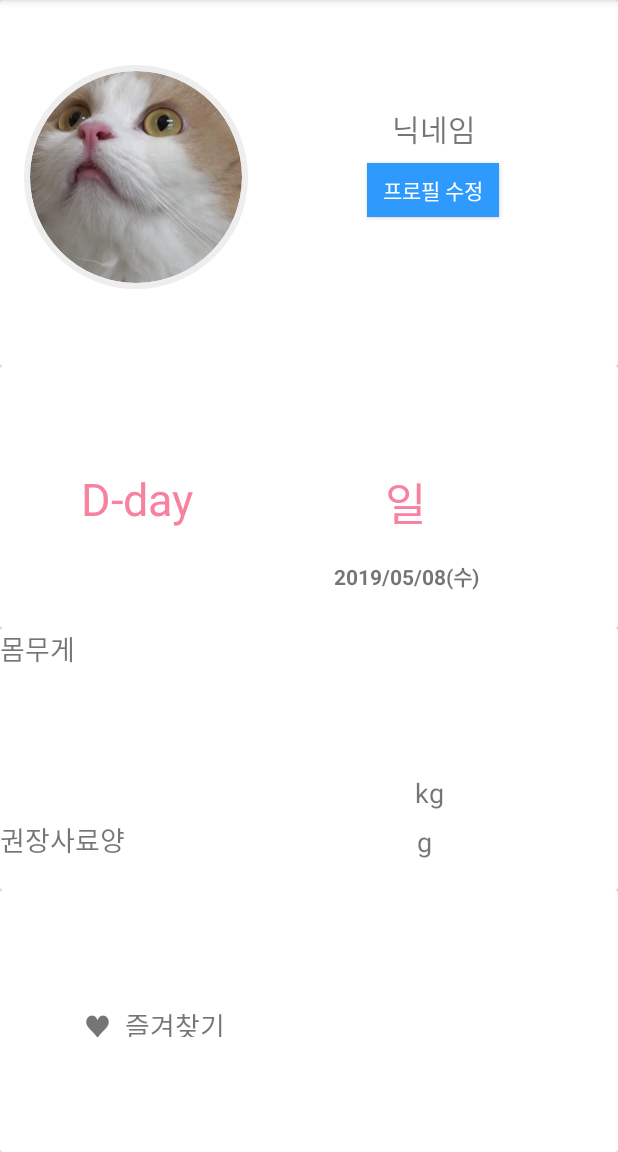
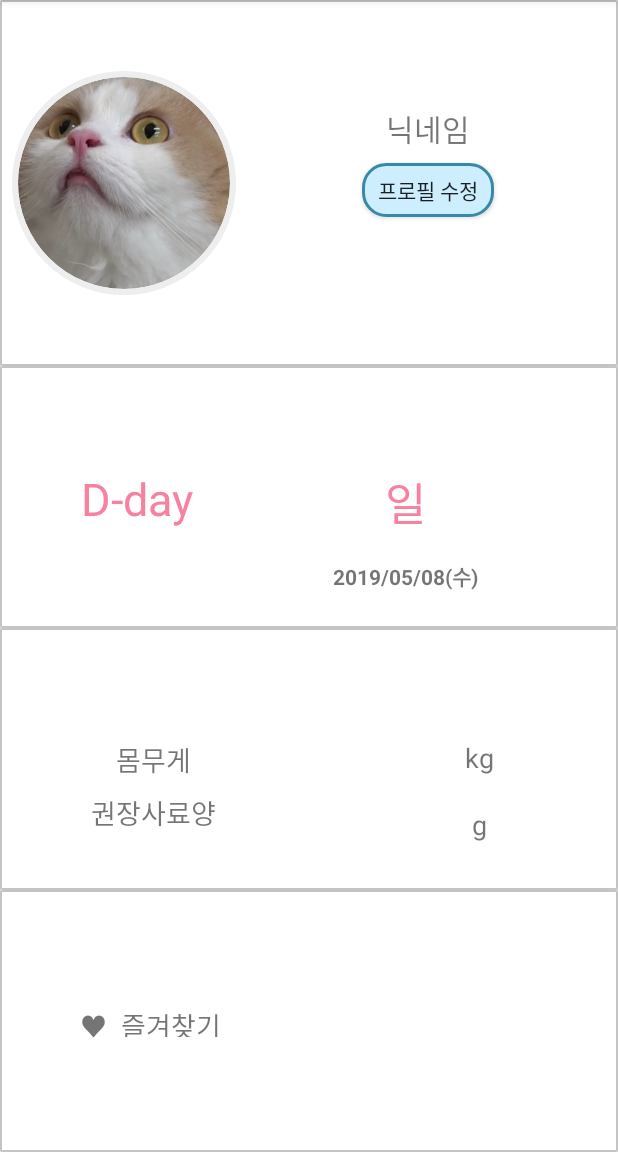
Before and after one commit to susanso/android_studio, an Android app: the Profile screen opened directly, with no data from a screen before it, on a phone screen of 412 x 824 dp, the part 84-1236 px from its top. Run offline under Robolectric (Android 15) with nearby library versions, the phone set to English and light mode, and no system bars; plain views replace CircularImageView.

Commit message:
#2 레이아웃용 xml파일 작성 및 메인파일과 합침

```diff
--- /dev/null
+++ b/AutoFeeder/app/src/main/res/drawable/button_layout.xml
@@ -0,0 +1,20 @@
+<?xml version="1.0" encoding="utf-8"?>
+<shape xmlns:android="http://schemas.android.com/apk/res/android" android:shape="rectangle"
+ android:layout_height="wrap_content" android:layout_width="wrap_content">
+    <corners
+            android:radius="15dp"
+    />
+    <solid
+            android:color="#CCEEFF"
+    />
+    <padding
+            android:left="0dp"
+            android:top="0dp"
+            android:right="0dp"
+            android:bottom="0dp"
+    />
+    <stroke
+            android:width="2dp"
+            android:color="#368AA8"
+    />
+</shape>
--- /dev/null
+++ b/AutoFeeder/app/src/main/res/drawable/cardview_layout.xml
@@ -0,0 +1,10 @@
+<?xml version="1.0" encoding="utf-8"?>
+<shape xmlns:android="http://schemas.android.com/apk/res/android" android:shape="rectangle">
+    <solid
+            android:color="#ffffff"
+    />
+    <stroke
+            android:width="1dp"
+            android:color="#c4c4c4"
+    />
+</shape>
--- a/AutoFeeder/app/src/main/res/layout/activity_profile.xml
+++ b/AutoFeeder/app/src/main/res/layout/activity_profile.xml
@@ -13,13 +13,14 @@
             android:layout_weight="1.4">
 
         <android.support.constraint.ConstraintLayout
+                android:background="@drawable/cardview_layout"
                 android:layout_width="match_parent"
                 android:layout_height="match_parent">
 
             <com.mikhaellopez.circularimageview.CircularImageView
                     android:layout_width="149dp"
                     android:layout_height="0dp"
-                    android:layout_marginStart="16dp"
+                    android:layout_marginStart="8dp"
                     android:layout_marginBottom="8dp"
                     android:src="@drawable/dd"
                     app:civ_border_color="#EEEEEE"
@@ -31,17 +32,17 @@
                     app:layout_constraintStart_toStartOf="parent"
                     app:layout_constraintTop_toTopOf="parent" android:id="@+id/profile" android:layout_marginEnd="8dp"
                     app:layout_constraintEnd_toEndOf="parent" app:layout_constraintHorizontal_bias="0.0"
-                    app:layout_constraintVertical_bias="1.0"/>
+                    app:layout_constraintVertical_bias="1.0" android:layout_marginTop="8dp"/>
             <Button
                     android:text="프로필 수정"
                     android:layout_width="wrap_content"
                     android:layout_height="36dp"
                     android:id="@+id/profileEdit"
-                    android:textColor="@android:color/background_light" android:background="#2E9AFE"
-                    android:layout_marginEnd="8dp" app:layout_constraintEnd_toEndOf="parent"
+                    android:background="@drawable/button_layout"
+                    android:layout_marginEnd="8dp" app:layout_constraintEnd_toEndOf="@+id/name"
                     android:layout_marginTop="8dp"
-                    app:layout_constraintTop_toBottomOf="@+id/name" app:layout_constraintStart_toEndOf="@+id/profile"
-                    android:layout_marginStart="8dp"/>
+                    app:layout_constraintTop_toBottomOf="@+id/name"
+                    app:layout_constraintStart_toStartOf="@+id/name" android:layout_marginStart="8dp"/>
             <TextView
                     android:text="닉네임"
                     android:textSize="20dp"
@@ -64,6 +65,7 @@
     >
 
         <android.support.constraint.ConstraintLayout
+                android:background="@drawable/cardview_layout"
                 android:layout_width="match_parent"
                 android:layout_height="match_parent">
 
@@ -96,9 +98,10 @@
                     android:layout_height="wrap_content"
                     android:id="@+id/date"
                     app:layout_constraintBottom_toBottomOf="parent" android:layout_marginEnd="8dp"
-                    app:layout_constraintEnd_toEndOf="parent" app:layout_constraintTop_toBottomOf="@+id/day"
-                    app:layout_constraintVertical_bias="0.407" app:layout_constraintStart_toEndOf="@+id/textView11"
-                    android:layout_marginStart="8dp" app:layout_constraintHorizontal_bias="0.502"/>
+                    app:layout_constraintEnd_toEndOf="@+id/day" app:layout_constraintTop_toBottomOf="@+id/day"
+                    app:layout_constraintVertical_bias="0.407"
+                    app:layout_constraintHorizontal_bias="0.502"
+                    app:layout_constraintStart_toStartOf="@+id/day" android:layout_marginStart="8dp"/>
         </android.support.constraint.ConstraintLayout>
 
     </android.support.v7.widget.CardView>
@@ -108,6 +111,7 @@
             android:layout_height="0dp"
             android:layout_weight="1">
         <android.support.constraint.ConstraintLayout
+                android:background="@drawable/cardview_layout"
                 android:layout_width="match_parent"
                 android:layout_height="match_parent">
 
@@ -116,33 +120,39 @@
                     android:textSize="18dp"
                     android:layout_width="wrap_content"
                     android:layout_height="wrap_content" android:id="@+id/textView5"
-                    tools:layout_editor_absoluteY="39dp" tools:layout_editor_absoluteX="77dp"/>
+                    android:layout_marginTop="8dp"
+                    app:layout_constraintTop_toTopOf="parent" android:layout_marginStart="8dp"
+                    app:layout_constraintStart_toStartOf="parent" android:layout_marginEnd="8dp"
+                    app:layout_constraintEnd_toEndOf="parent" android:layout_marginBottom="8dp"
+                    app:layout_constraintBottom_toBottomOf="parent" app:layout_constraintHorizontal_bias="0.2"/>
             <TextView
                     android:text="권장사료양"
                     android:textSize="18dp"
                     android:layout_width="wrap_content"
                     android:layout_height="wrap_content" android:id="@+id/textView"
-                    android:layout_marginBottom="20dp" app:layout_constraintBottom_toBottomOf="parent"
                     app:layout_constraintTop_toBottomOf="@+id/textView5"
-                    app:layout_constraintVertical_bias="1.0"
-                    app:layout_constraintStart_toStartOf="@+id/textView5"/>
+                    app:layout_constraintStart_toStartOf="@+id/textView5" android:layout_marginTop="8dp"
+                    app:layout_constraintEnd_toEndOf="@+id/textView5"/>
             <TextView
                     android:text="kg"
                     android:textSize="18dp"
                     android:layout_width="wrap_content"
                     android:layout_height="wrap_content"
-                    android:id="@+id/kg" android:layout_marginTop="8dp"
-                    app:layout_constraintTop_toTopOf="parent" android:layout_marginBottom="8dp"
-                    app:layout_constraintBottom_toTopOf="@+id/g" android:layout_marginEnd="116dp"
-                    app:layout_constraintEnd_toEndOf="parent" app:layout_constraintVertical_bias="1.0"/>
+                    android:id="@+id/kg"
+                    app:layout_constraintTop_toTopOf="@+id/textView5"
+                    app:layout_constraintEnd_toEndOf="parent"
+                    app:layout_constraintStart_toEndOf="@+id/textView5" android:layout_marginStart="8dp"
+                    app:layout_constraintHorizontal_bias="0.7" android:layout_marginEnd="8dp"/>
             <TextView
                     android:text="g"
                     android:textSize="18dp"
                     android:layout_width="wrap_content"
                     android:layout_height="wrap_content"
-                    android:id="@+id/g" app:layout_constraintEnd_toEndOf="parent"
-                    android:layout_marginEnd="124dp" android:layout_marginBottom="20dp"
-                    app:layout_constraintBottom_toBottomOf="parent"/>
+                    android:id="@+id/g" app:layout_constraintEnd_toEndOf="@+id/kg"
+                    android:layout_marginBottom="20dp"
+                    app:layout_constraintBottom_toBottomOf="parent" android:layout_marginTop="8dp"
+                    app:layout_constraintTop_toBottomOf="@+id/kg"
+                    app:layout_constraintStart_toStartOf="@+id/kg"/>
         </android.support.constraint.ConstraintLayout>
     </android.support.v7.widget.CardView>
     <android.support.v7.widget.CardView
@@ -150,6 +160,7 @@
             android:layout_height="0dp"
             android:layout_weight="1">
         <android.support.constraint.ConstraintLayout
+                android:background="@drawable/cardview_layout"
                 android:layout_width="match_parent"
                 android:layout_height="match_parent">
 
@@ -159,9 +170,11 @@
                     android:layout_width="wrap_content"
                     android:layout_height="21dp" android:id="@+id/textView9"
                     app:layout_constraintStart_toStartOf="parent"
-                    android:layout_marginStart="56dp"
+                    android:layout_marginStart="8dp"
                     android:layout_marginTop="8dp" app:layout_constraintTop_toTopOf="parent"
-                    android:layout_marginBottom="8dp" app:layout_constraintBottom_toBottomOf="parent"/>
+                    android:layout_marginBottom="8dp" app:layout_constraintBottom_toBottomOf="parent"
+                    android:layout_marginEnd="8dp" app:layout_constraintEnd_toEndOf="parent"
+                    app:layout_constraintHorizontal_bias="0.15"/>
         </android.support.constraint.ConstraintLayout>
     </android.support.v7.widget.CardView>
 </LinearLayout>
--- a/AutoFeeder/app/src/main/res/values/strings.xml
+++ b/AutoFeeder/app/src/main/res/values/strings.xml
@@ -1,3 +1,7 @@
 <resources>
     <string name="app_name">AutoFeeder</string>
+    <string name="menu1">사료주기</string>
+    <string name="menu2">기록</string>
+    <string name="menu3">사료정보</string>
+    <string name="menu4">애완용품 샵</string>
 </resources>
```
Also changed, not shown: AutoFeeder/app/src/main/res/layout/activity_main.xml (+50 -12 lines), AutoFeeder/app/src/main/res/drawable/cat.jpg (added).
